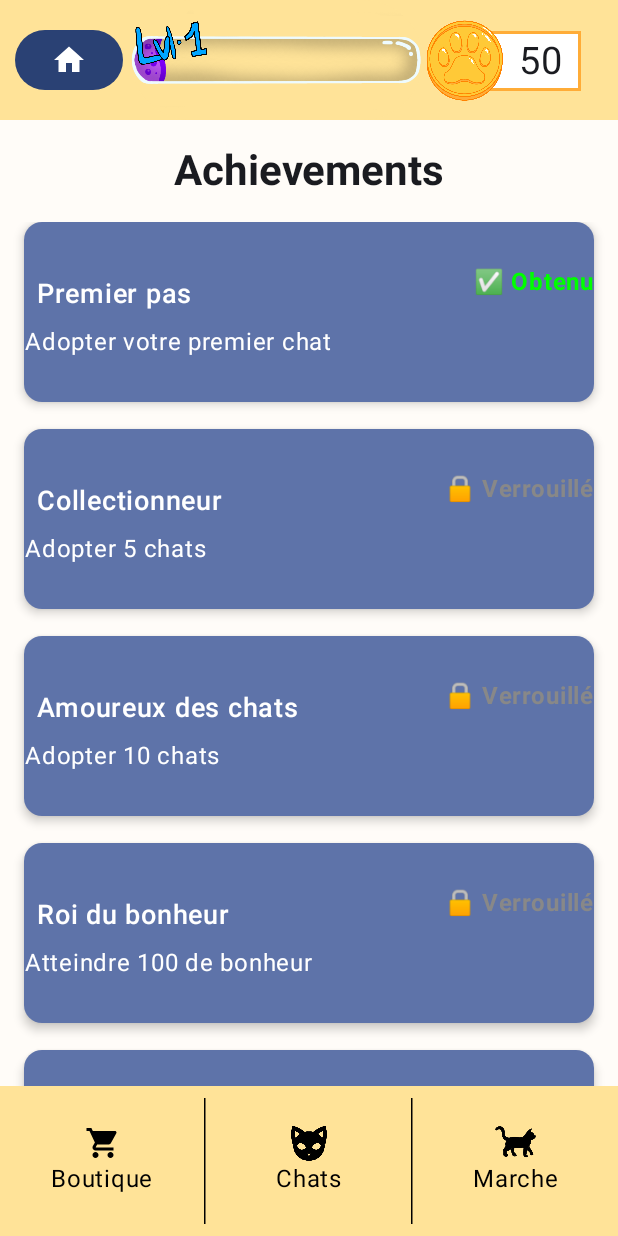
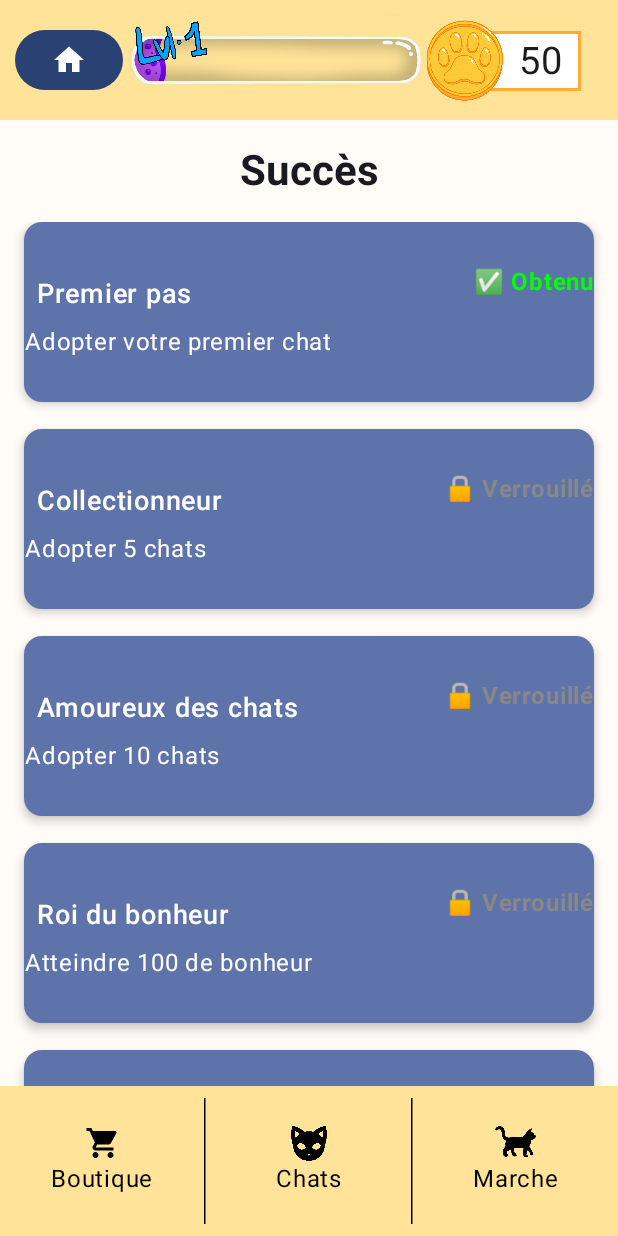
Before and after one commit to TimLJ/UQAC_Mobile1, an Android app built with Jetpack Compose: the AchievementsActivity screen opened directly, with no data from a screen before it, on a phone screen of 412 x 824 dp. Run offline under Robolectric (Android 15) with nearby library versions, the phone set to English and light mode, and no system bars; our stand-ins replace Room's generated code.

Commit message:
Changé "achievments" en "succès"

```diff
--- a/app/src/main/java/uqac/catwalk/AchievementsActivity.kt
+++ b/app/src/main/java/uqac/catwalk/AchievementsActivity.kt
@@ -227,7 +227,7 @@ fun LvContent(modifier: Modifier = Modifier) {
                         .padding(start = 16.dp, end = 16.dp)
                 ) {
                     Text(
-                        text = "Achievements",
+                        text = "Succès",
                         style = MaterialTheme.typography.headlineMedium,
                         fontWeight = FontWeight.Bold,
                         modifier = Modifier
```
